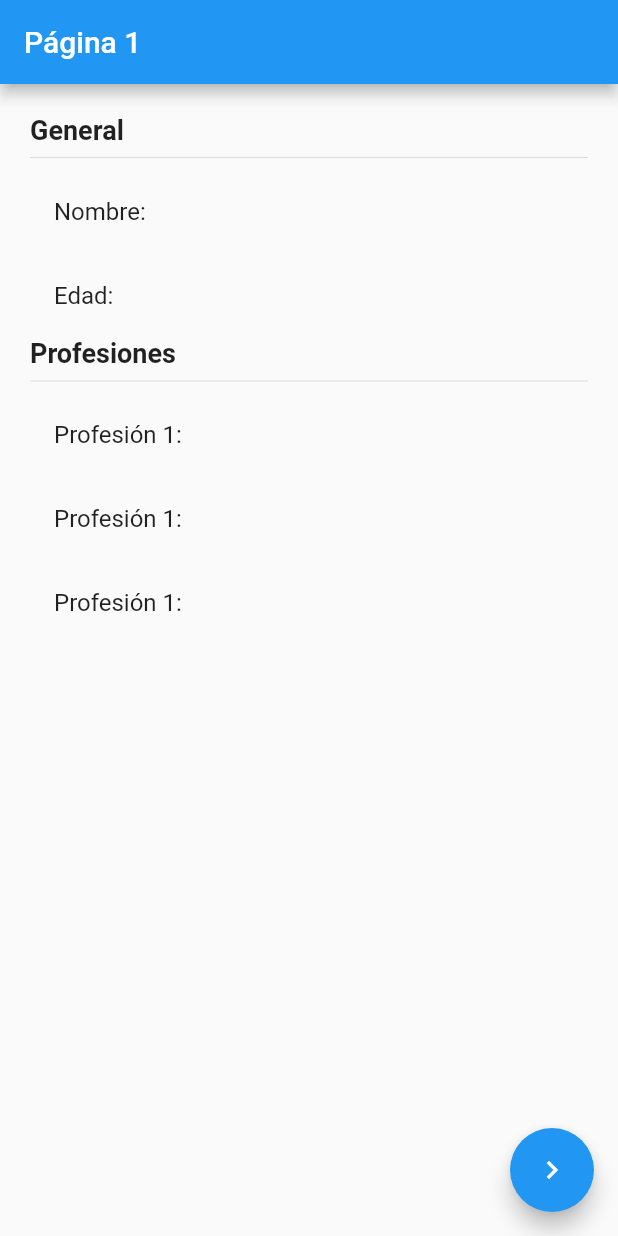
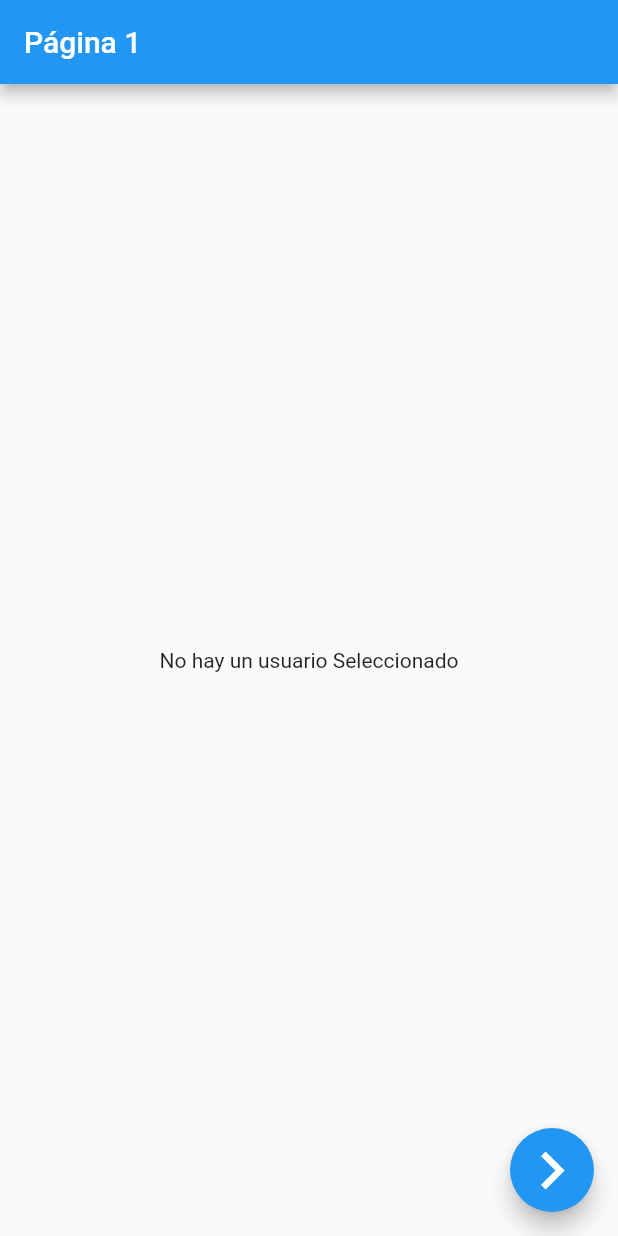
Before and after one commit to xavit/flutter_manejador_estados, a Flutter app: the screen it shows after launch, on a phone screen of 412 x 824 dp. Run offline on Flutter 3.47's test engine with Material 2 defaults, Android fonts, the phone set to English and light mode, and no system bars; our stand-ins replace get.

Commit message:
GetX como Gestor de Estado Terminado

```diff
--- /dev/null
+++ b/lib/conrollers/usuario_controller.dart
@@ -0,0 +1,24 @@
+import 'package:flutter_singleton/models/usuario_model.dart';
+import 'package:get/get.dart';
+
+class UsuarioController extends GetxController {
+  var existeUsuario = false.obs;
+  var usuario = Usuario().obs;
+
+  void cargarUsuario(Usuario usuario) {
+    this.usuario.value = usuario;
+    existeUsuario.value = true;
+  }
+
+  void cambiarEdad(int edad) {
+    usuario.update((val) {
+      val!.edad = edad;
+    });
+  }
+
+  void agregarProfesion(String profesion) {
+    usuario.update((val) {
+      val!.profesiones = [...val.profesiones!, profesion];
+    });
+  }
+}
--- a/lib/pages/pagina1_page.dart
+++ b/lib/pages/pagina1_page.dart
@@ -1,27 +1,52 @@
 import 'package:flutter/material.dart';
+import 'package:flutter_singleton/conrollers/usuario_controller.dart';
+import 'package:flutter_singleton/models/usuario_model.dart';
 import 'package:flutter_singleton/pages/pagina2_page.dart';
 import 'package:get/get.dart';
 
 class Pagina1Page extends StatelessWidget {
   @override
   Widget build(BuildContext context) {
+    final usuarioCtrl = Get.put(UsuarioController());
+
     return Scaffold(
       appBar: AppBar(
         title: const Text('Página 1'),
       ),
-      body: const InformacionUsuario(),
+      body: Obx(() => usuarioCtrl.existeUsuario.value
+          ? InformacionUsuario(
+              usuario: usuarioCtrl.usuario.value,
+            )
+          : const NoInfo()),
       floatingActionButton: FloatingActionButton(
-        child: const Icon(Icons.navigate_next),
-        onPressed: () => Get.to(Pagina2Page()),
+        child: const Icon(
+          Icons.navigate_next,
+          size: 50,
+        ),
+        onPressed: () => Get.to(() => Pagina2Page(), arguments: {
+          'nombre': "Javier Claros",
+          'edad': 30,
+        }),
       ),
     );
   }
 }
 
+class NoInfo extends StatelessWidget {
+  const NoInfo({super.key});
+
+  @override
+  Widget build(BuildContext context) {
+    return Container(
+      child: const Center(child: Text("No hay un usuario Seleccionado")),
+    );
+  }
+}
+
 class InformacionUsuario extends StatelessWidget {
-  const InformacionUsuario({
-    Key? key,
-  }) : super(key: key);
+  final Usuario usuario;
+
+  const InformacionUsuario({super.key, required this.usuario});
 
   @override
   Widget build(BuildContext context) {
@@ -31,22 +56,23 @@ class InformacionUsuario extends StatelessWidget {
       padding: const EdgeInsets.all(20),
       child: Column(
         crossAxisAlignment: CrossAxisAlignment.start,
-        children: const [
-          Text(
+        children: [
+          const Text(
             'General',
             style: TextStyle(fontSize: 18, fontWeight: FontWeight.bold),
           ),
-          Divider(),
-          ListTile(title: Text("Nombre: ")),
-          ListTile(title: Text("Edad: ")),
-          Text(
+          const Divider(),
+          ListTile(title: Text("Nombre: ${usuario.nombre}")),
+          ListTile(title: Text("Edad: ${usuario.edad}")),
+          const Text(
             'Profesiones',
             style: TextStyle(fontSize: 18, fontWeight: FontWeight.bold),
           ),
-          Divider(),
-          ListTile(title: Text("Profesión 1: ")),
-          ListTile(title: Text("Profesión 1: ")),
-          ListTile(title: Text("Profesión 1: ")),
+          const Divider(),
+          ...usuario.profesiones!.map((e) => ListTile(title: Text(e))).toList(),
+          // const ListTile(title: Text("Profesión 1: ")),
+          // const ListTile(title: Text("Profesión 1: ")),
+          // const ListTile(title: Text("Profesión 1: ")),
         ],
       ),
     );
```
Also changed, not shown: lib/pages/pagina2_page.dart (+12 -0 lines).
